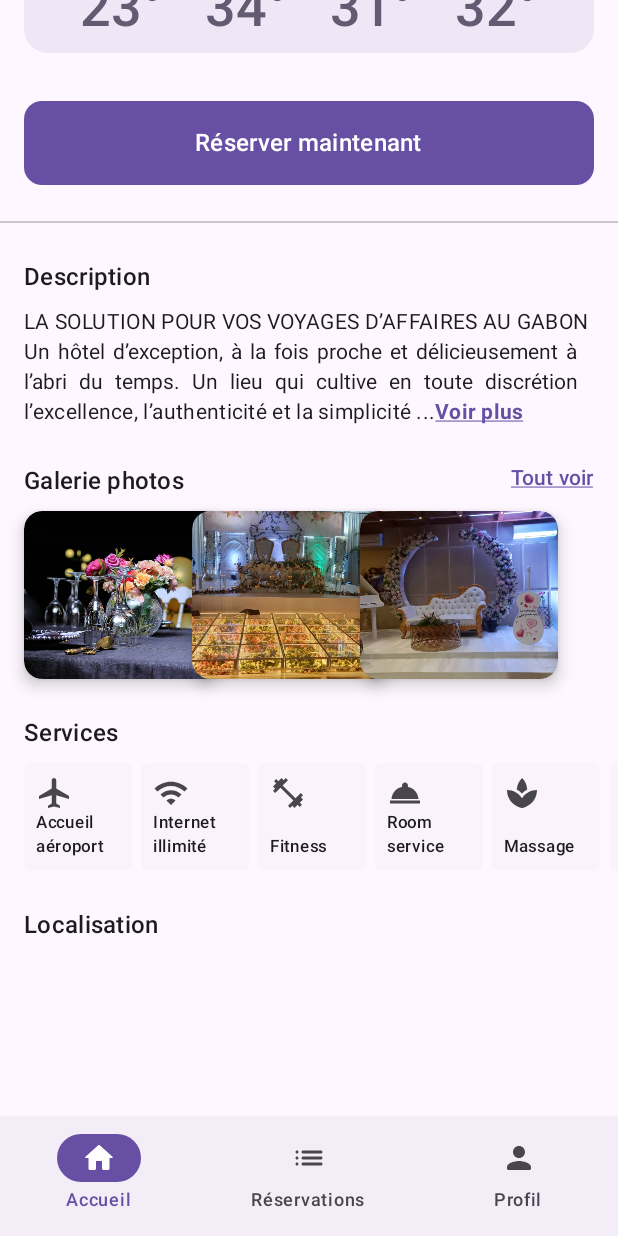
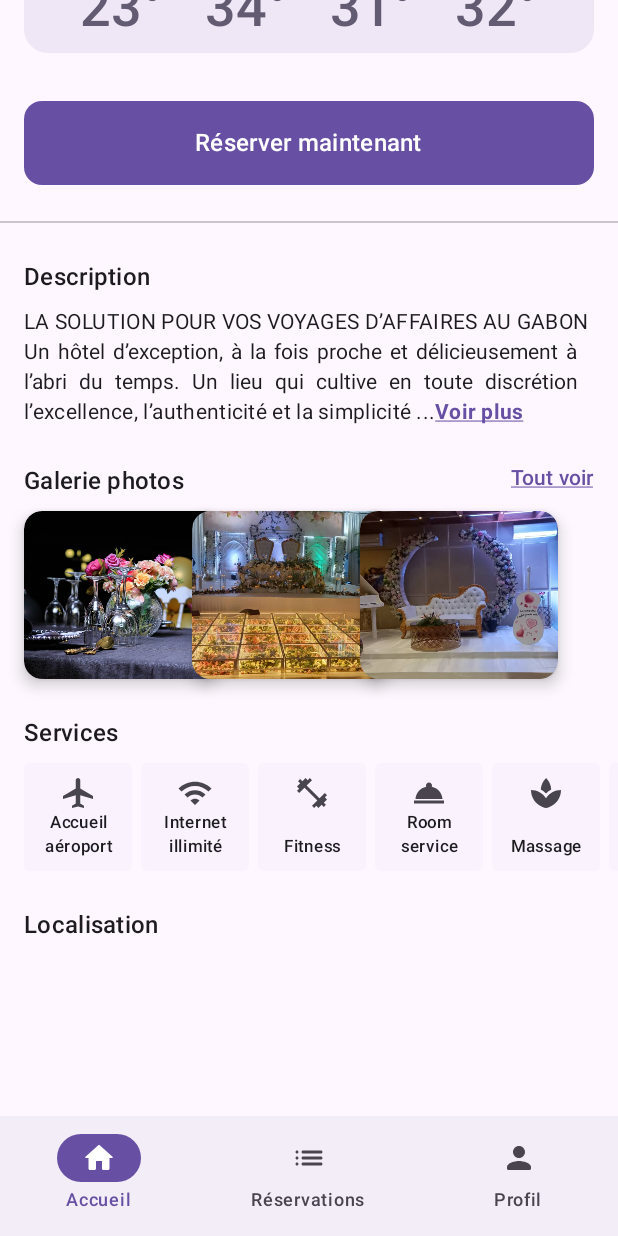
Before and after one commit to MelSardes/Nomad, an Android app built with Jetpack Compose: the screen it shows after launch (MainActivity), scrolled down 520 dp, on a phone screen of 412 x 824 dp. Run offline under Robolectric (Android 15) with nearby library versions, the phone set to English and light mode, and no system bars; our stand-ins replace accompanist.

Commit message:
Center the `HeaderSection` text items and the `ServicesSection` items. Change the `NewsSection` cards colors and the elevation

```diff
--- a/app/src/main/java/com/mukite/nomad/ui/HomeScreenContent.kt
+++ b/app/src/main/java/com/mukite/nomad/ui/HomeScreenContent.kt
@@ -35,6 +35,7 @@ import androidx.compose.material.icons.rounded.LocationOn
 import androidx.compose.material3.Card
 import androidx.compose.material3.CardColors
 import androidx.compose.material3.CardDefaults
+import androidx.compose.material3.ElevatedCard
 import androidx.compose.material3.ExperimentalMaterial3Api
 import androidx.compose.material3.Icon
 import androidx.compose.material3.IconButton
@@ -138,8 +139,9 @@ fun HeaderSection(modifier: Modifier = Modifier) {
         )
 
         Row(
-            horizontalArrangement = Arrangement.Start,
-            verticalAlignment = Alignment.Bottom
+            horizontalArrangement = Arrangement.Center,
+            verticalAlignment = Alignment.Bottom,
+            modifier = Modifier.fillMaxWidth()
         ) {
             Image(
                 imageVector = Icons.Rounded.LocationOn,
@@ -152,7 +154,8 @@ fun HeaderSection(modifier: Modifier = Modifier) {
             Text(
                 text = stringResource(R.string.hotel_location),
                 style = MaterialTheme.typography.labelSmall,
-                textAlign = TextAlign.Center
+                textAlign = TextAlign.Start,
+                modifier = Modifier
             )
         }
     }
@@ -254,7 +257,7 @@ fun ServiceItem(modifier: Modifier = Modifier, service: Service) {
                 .fillMaxSize()
                 .padding(8.dp),
             verticalArrangement = Arrangement.SpaceBetween,
-            horizontalAlignment = Alignment.Start,
+            horizontalAlignment = Alignment.CenterHorizontally,
         ) {
             Icon(
                 imageVector = service.icon,
@@ -267,7 +270,8 @@ fun ServiceItem(modifier: Modifier = Modifier, service: Service) {
                 fontWeight = FontWeight.SemiBold,
                 maxLines = 2,
                 softWrap = true,
-                modifier = Modifier
+                modifier = Modifier.fillMaxWidth(),
+                textAlign = TextAlign.Center
             )
         }
     }
@@ -426,7 +430,7 @@ fun NewsSection(modifier: Modifier = Modifier) {
     ) {
         Spacer(modifier = Modifier.width(4.dp))
         newsList.forEach {
-            NewsItem(news = it, modifier = Modifier.width(280.dp))
+            NewsItem(news = it, modifier = Modifier)
         }
         Spacer(modifier = Modifier.width(4.dp))
     }
@@ -435,14 +439,13 @@ fun NewsSection(modifier: Modifier = Modifier) {
 @OptIn(ExperimentalMaterial3Api::class)
 @Composable
 fun NewsItem(news: News, modifier: Modifier = Modifier) {
-    Card(
-        modifier = modifier.height(100.dp),
+    ElevatedCard(
+        modifier = modifier.size(280.dp, 100.dp),
         elevation = CardDefaults.cardElevation(2.dp),
-        shape = RoundedCornerShape(8.dp),
         onClick = {},
-        colors = CardDefaults.cardColors(containerColor = MaterialTheme.colorScheme.surface)
+        colors = CardDefaults.cardColors(containerColor = MaterialTheme.colorScheme.surface.copy(green = 0.98f))
     ) {
-        Row {
+        Row(modifier = Modifier.fillMaxSize()) {
             Box(modifier = Modifier
                 .fillMaxHeight()
                 .width(100.dp)) {
@@ -450,9 +453,7 @@ fun NewsItem(news: News, modifier: Modifier = Modifier) {
                     painter = painterResource(id = news.image),
                     contentDescription = null,
                     contentScale = ContentScale.Crop,
-                    modifier = Modifier
-                        .fillMaxSize()
-                        .clip(RoundedCornerShape(8.dp, 0.dp, 0.dp, 8.dp))
+                    modifier = Modifier.fillMaxSize()
                 )
             }
 //            Spacer(modifier = Modifier.width(8.dp))
```
